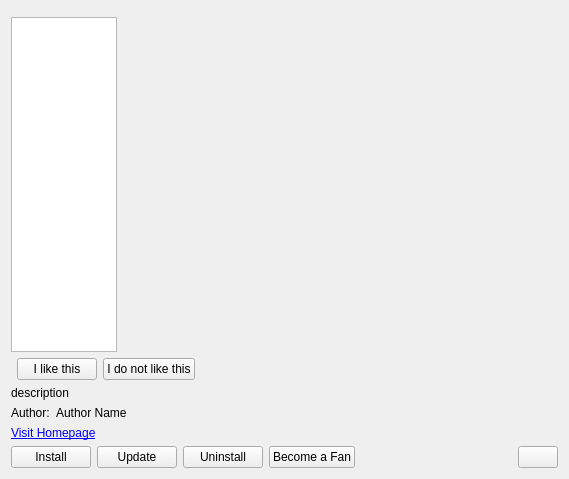
Qt form knewstuff/knewstuff3/ui/entrydetailsdialog.ui (KDE/kdelibs) before a commit.
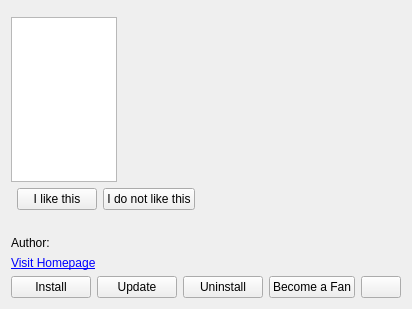
The same form after that commit. Custom widgets are drawn as their Qt base class.

Commit message: add changelog to details page remove strings from ui file that were only meant for testing

Patch:
```diff
--- a/knewstuff/knewstuff3/ui/entrydetailsdialog.ui
+++ b/knewstuff/knewstuff3/ui/entrydetailsdialog.ui
@@ -6,8 +6,8 @@
    <rect>
     <x>0</x>
     <y>0</y>
-    <width>569</width>
-    <height>479</height>
+    <width>388</width>
+    <height>309</height>
    </rect>
   </property>
   <layout class="QVBoxLayout" name="verticalLayout_2">
@@ -144,7 +144,7 @@
         </sizepolicy>
        </property>
        <property name="text">
-        <string>description</string>
+        <string/>
        </property>
        <property name="wordWrap">
         <bool>true</bool>
@@ -177,7 +177,7 @@
         </sizepolicy>
        </property>
        <property name="text">
-        <string>Author Name</string>
+        <string/>
        </property>
        <property name="openExternalLinks">
         <bool>true</bool>
```
The commit also changes 4 other files.
